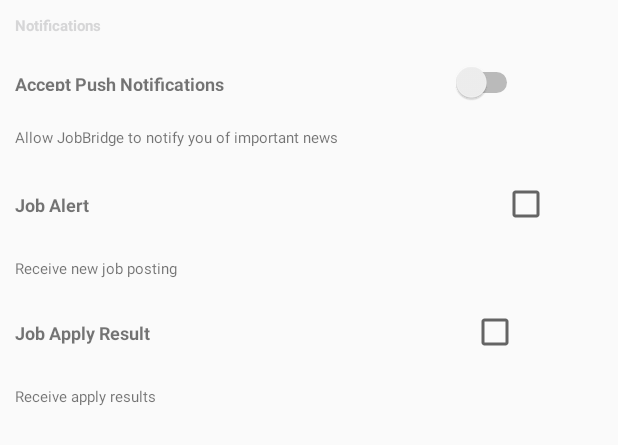
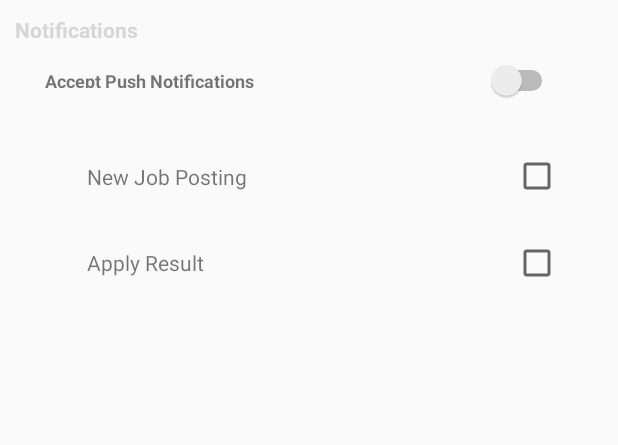
Before and after one commit to MSDCapstoneProject/JobBridge, an Android app: the layout personal_setting.xml on its own in the app's theme, with its tools: preview values and no code run, on a phone screen of 412 x 824 dp. Shown: the top 445 px of the screen. Run offline under Robolectric (Android 15) with nearby library versions, the phone set to English and light mode, and no system bars.

Commit message:
UI for push setting is created. Topics are added

```diff
--- a/app/src/main/java/com/capstone/jobapplication/jobbridge/MyFirebaseInstanceIDService.java
+++ b/app/src/main/java/com/capstone/jobapplication/jobbridge/fcm/MyFirebaseInstanceIDService.java
@@ -1,4 +1,4 @@
-package com.capstone.jobapplication.jobbridge;
+package com.capstone.jobapplication.jobbridge.fcm;
 
 
 import android.util.Log;
@@ -34,6 +34,7 @@ public class MyFirebaseInstanceIDService extends FirebaseInstanceIdService {
         Log.d(TAG, "moonsun Refreshed token: " + refreshedToken);
 
         sendRegistrationToServer(refreshedToken);
+
     }
     // [END refresh_token]
 
--- a/app/src/main/java/com/capstone/jobapplication/jobbridge/MyFirebaseMessagingService.java
+++ b/app/src/main/java/com/capstone/jobapplication/jobbridge/fcm/MyFirebaseMessagingService.java
@@ -1,4 +1,4 @@
-package com.capstone.jobapplication.jobbridge;
+package com.capstone.jobapplication.jobbridge.fcm;
 
 import android.app.NotificationManager;
 import android.app.PendingIntent;
@@ -9,6 +9,8 @@ import android.net.Uri;
 import android.support.v4.app.NotificationCompat;
 import android.util.Log;
 
+import com.capstone.jobapplication.jobbridge.MainActivity;
+import com.capstone.jobapplication.jobbridge.R;
 import com.google.firebase.messaging.FirebaseMessagingService;
 import com.google.firebase.messaging.RemoteMessage;
 
--- a/app/src/main/java/com/capstone/jobapplication/jobbridge/fragments/AboutFragment.java
+++ b/app/src/main/java/com/capstone/jobapplication/jobbridge/fragments/AboutFragment.java
@@ -8,9 +8,9 @@ import android.view.LayoutInflater;
 import android.view.View;
 import android.view.ViewGroup;
 
-import com.capstone.jobapplication.jobbridge.FcmActivity;
 import com.capstone.jobapplication.jobbridge.ProfileActivity;
 import com.capstone.jobapplication.jobbridge.R;
+import com.capstone.jobapplication.jobbridge.fcm.FcmActivity;
 
 /**
  * Created by Aicun on 5/31/2017.
@@ -46,6 +46,7 @@ public class AboutFragment extends Fragment implements View.OnClickListener {
                 break;
             case R.id.setting:
                 Intent intentSetting = new Intent(getActivity(), FcmActivity.class);
+                //Intent intentSetting = new Intent(getActivity(), MyNoticeActivity.class);
                 startActivity(intentSetting);
                 break;
             default:
--- a/app/src/main/res/layout/personal_setting.xml
+++ b/app/src/main/res/layout/personal_setting.xml
@@ -1,8 +1,9 @@
 <?xml version="1.0" encoding="utf-8"?>
 <LinearLayout xmlns:android="http://schemas.android.com/apk/res/android"
     xmlns:tools="http://schemas.android.com/tools"
-    android:orientation="vertical" android:layout_width="match_parent"
+    android:layout_width="match_parent"
     android:layout_height="match_parent"
+    android:orientation="vertical"
     android:weightSum="1">
 
     <LinearLayout
@@ -12,20 +13,20 @@
 
         <TextView
             android:id="@+id/textView12"
-            android:layout_width="wrap_content"
-            android:layout_height="wrap_content"
+            android:layout_width="match_parent"
+            android:layout_height="35dp"
             android:layout_weight="1"
             android:padding="10dp"
             android:text="Notifications"
             android:textColor="@color/cast_intro_overlay_button_background_color"
             android:textColorLink="@color/cast_intro_overlay_button_background_color"
-            android:textSize="10sp"
+            android:textSize="14sp"
             android:textStyle="bold" />
     </LinearLayout>
 
     <LinearLayout
-        android:layout_width="349dp"
-        android:layout_height="wrap_content"
+        android:layout_width="match_parent"
+        android:layout_height="33dp"
         android:orientation="horizontal"
         android:padding="0dp"
         android:paddingBottom="0dp"
@@ -33,8 +34,9 @@
 
         <TextView
             android:id="@+id/textView5"
-            android:layout_width="wrap_content"
+            android:layout_width="500dp"
             android:layout_height="33dp"
+            android:layout_marginLeft="20dp"
             android:layout_weight="0.51"
             android:padding="10dp"
             android:paddingBottom="0dp"
@@ -46,100 +48,60 @@
             android:textStyle="bold" />
 
         <Switch
-            android:id="@+id/switch3"
-            android:layout_width="wrap_content"
-            android:layout_height="39dp"
-            android:layout_weight="0.12" />
+            android:id="@+id/switchPush"
+            android:layout_width="53dp"
+            android:layout_height="33dp"
+            android:layout_marginRight="40dp"
+            android:checked="false"
+            android:onClick="onSwitchChanged" />
 
     </LinearLayout>
 
-    <LinearLayout
-        android:layout_width="339dp"
-        android:layout_height="43dp"
-        android:orientation="horizontal">
+    <RelativeLayout
+        android:layout_width="match_parent"
+        android:layout_height="187dp">
 
         <TextView
+            android:id="@+id/Job"
+            android:layout_width="wrap_content"
+            android:layout_height="25dp"
+            android:layout_alignParentStart="true"
+            android:layout_alignParentTop="true"
+            android:layout_marginStart="58dp"
+            android:layout_marginTop="39dp"
+            android:text="New Job Posting" />
+
+        <CheckBox
+            android:id="@+id/newjob"
             android:layout_width="wrap_content"
             android:layout_height="wrap_content"
-            android:layout_weight="1"
-            android:padding="10dp"
-            android:text="Allow JobBridge to notify you of important news"
-            android:textSize="10sp" />
-
-    </LinearLayout>
-
-    <LinearLayout
-        android:layout_width="match_parent"
-        android:layout_height="44dp"
-        android:orientation="horizontal">
+            android:layout_alignBottom="@+id/Job"
+            android:layout_alignParentEnd="true"
+            android:layout_marginEnd="38dp"
+            android:textColorLink="@color/cast_intro_overlay_button_background_color"
+            android:onClick="onCheckboxClicked"/>
 
         <TextView
-            android:id="@+id/textView9"
+            android:id="@+id/textView15"
+            android:layout_width="wrap_content"
+            android:layout_height="25dp"
+            android:layout_alignStart="@+id/Job"
+            android:layout_below="@+id/newjob"
+            android:layout_marginTop="32dp"
+            android:text="Apply Result" />
+
+        <CheckBox
+            android:id="@+id/applystatus"
             android:layout_width="wrap_content"
             android:layout_height="wrap_content"
-            android:layout_weight="1"
-            android:padding="10dp"
-            android:text="Job Alert"
-            android:textSize="12sp"
-            android:textStyle="bold" />
+            android:layout_alignBaseline="@+id/textView15"
+            android:layout_alignBottom="@+id/textView15"
+            android:layout_alignStart="@+id/newjob"
+            android:textColorLink="@color/cast_intro_overlay_button_background_color"
+            android:onClick="onCheckboxClicked"/>
 
-        <CheckBox
-            android:id="@+id/checkBox2"
-            android:layout_width="wrap_content"
-            android:layout_height="wrap_content"
-            android:layout_weight="0.17" />
-    </LinearLayout>
 
-    <LinearLayout
-        android:layout_width="338dp"
-        android:layout_height="33dp"
-        android:orientation="horizontal">
+    </RelativeLayout>
 
-        <TextView
-            android:id="@+id/textView10"
-            android:layout_width="wrap_content"
-            android:layout_height="45dp"
-            android:layout_weight="1"
-            android:padding="10dp"
-            android:text="Receive new job posting"
-            android:textSize="10sp" />
 
-    </LinearLayout>
-
-    <LinearLayout
-        android:layout_width="356dp"
-        android:layout_height="wrap_content"
-        android:orientation="horizontal"
-        android:padding="10dp">
-
-        <TextView
-            android:id="@+id/textView11"
-            android:layout_width="wrap_content"
-            android:layout_height="25dp"
-            android:layout_weight="0.36"
-            android:text="Job Apply Result"
-            android:textSize="12sp"
-            android:textStyle="bold" />
-
-        <CheckBox
-            android:id="@+id/checkBox3"
-            android:layout_width="wrap_content"
-            android:layout_height="wrap_content" />
-    </LinearLayout>
-
-    <LinearLayout
-        android:layout_width="341dp"
-        android:layout_height="63dp"
-        android:orientation="horizontal">
-
-        <TextView
-            android:id="@+id/textView7"
-            android:layout_width="wrap_content"
-            android:layout_height="wrap_content"
-            android:layout_weight="1"
-            android:padding="10dp"
-            android:text="Receive apply results"
-            android:textSize="10sp" />
-
-    </LinearLayout>
 </LinearLayout>
```
Also changed, not shown: app/src/main/java/com/capstone/jobapplication/jobbridge/FcmActivity.java (deleted, +0 -28 lines), app/src/main/java/com/capstone/jobapplication/jobbridge/fcm/FcmActivity.java (added, +164 -0 lines).
